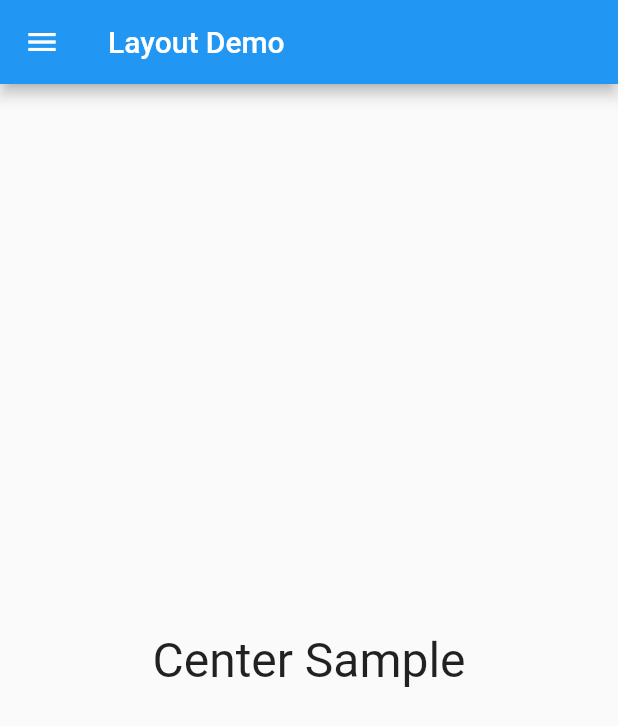
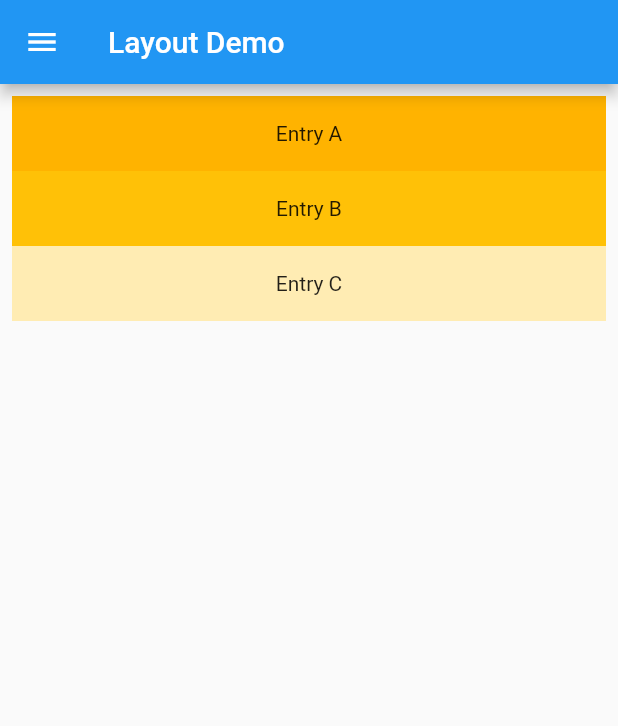
Before and after one commit to Kashiwara0205/-flutter-layout-sample, a Flutter app: the screen it shows after launch, in the side drawer, after a tap on "ListView", on a phone screen of 412 x 824 dp. Shown: the top 726 px of the screen. Run offline on Flutter 3.47's test engine with Material 2 defaults, Android fonts, the phone set to English and light mode, and no system bars.

Commit message:
Add lib/list_view_sample.dart

```diff
--- /dev/null
+++ b/lib/list_view_sample.dart
@@ -0,0 +1,24 @@
+import 'package:flutter/material.dart';
+
+Widget createListViewSample(){
+  return ListView(
+    padding: const EdgeInsets.all(8),
+    children: <Widget>[
+      Container(
+        height: 50,
+        color: Colors.amber[600],
+        child: const Center(child: Text('Entry A')),
+      ),
+      Container(
+        height: 50,
+        color: Colors.amber[500],
+        child: const Center(child: Text('Entry B')),
+      ),
+      Container(
+        height: 50,
+        color: Colors.amber[100],
+        child: const Center(child: Text('Entry C')),
+      ),
+    ],
+  );
+}
--- a/lib/side_menu.dart
+++ b/lib/side_menu.dart
@@ -8,6 +8,7 @@ import 'padding_sample.dart';
 import 'sized_box_sample.dart';
 import 'trans_form_sample.dart';
 import 'column_sample.dart';
+import 'list_view_sample.dart';
 
 enum Page {
   centerSample,
@@ -18,7 +19,8 @@ enum Page {
   paddingSample,
   sizedBoxSample,
   transFormSample,
-  columnSample
+  columnSample,
+  listViewSample
 }
 
 final List<Widget> pageList = [
@@ -30,7 +32,8 @@ final List<Widget> pageList = [
   createPaddingSample(),
   createSizeBoxDemoSample(),
   createTransFormSample(),
-  createColumnSample()
+  createColumnSample(),
+  createListViewSample()
 ];
 
 class SideMenu extends StatefulWidget {
@@ -135,7 +138,7 @@ class _State extends State<SideMenu> {
               ListTile(
                 title: const Text('ListView'),
                 onTap: () {
-                  setState(() => page = 0);
+                  setState(() => page = Page.listViewSample.index);
                   Navigator.pop(context);
                 },
               ),
```
